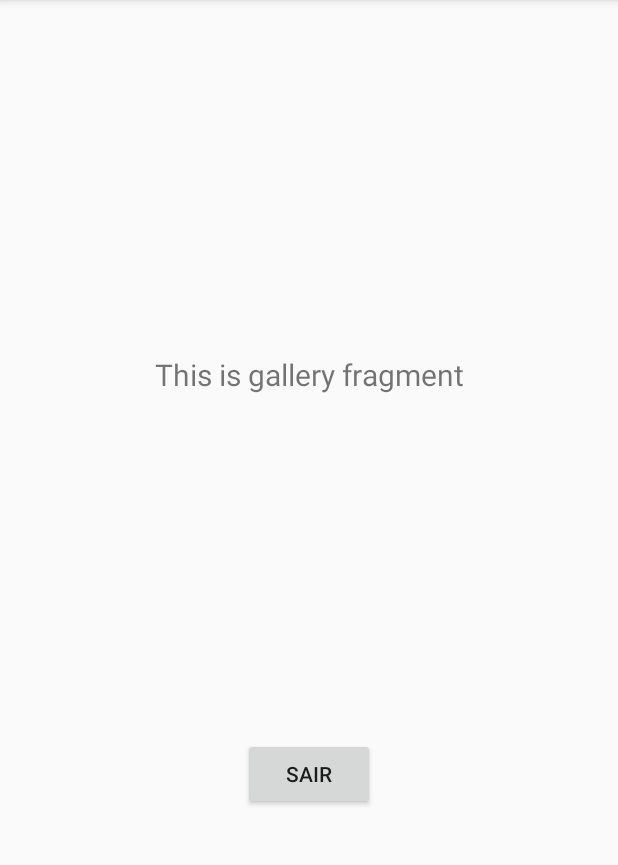
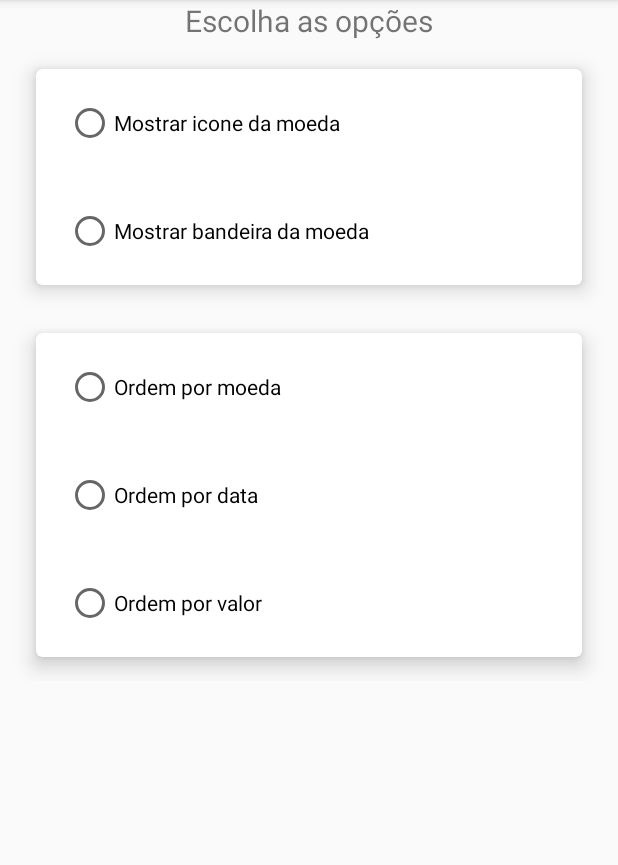
Before and after one commit to bycrr/AppCotacoesMoedasV1, an Android app: the fragment ConfigFragment shown on its own in the app's theme, on a phone screen of 412 x 824 dp, the part 84-949 px from its top. Run offline under Robolectric (Android 15) with nearby library versions, the phone set to English and light mode, and no system bars; 1 statement that could not run was skipped.

Commit message:
Apos mudar checkbox para switch e incluir configuracoes

```diff
--- a/app/src/main/java/br/com/bycrr/v1/appcotacoesmoedas/ui/coins/CoinsFragment.java
+++ b/app/src/main/java/br/com/bycrr/v1/appcotacoesmoedas/ui/coins/CoinsFragment.java
@@ -4,7 +4,7 @@ import android.os.Bundle;
 import android.view.LayoutInflater;
 import android.view.View;
 import android.view.ViewGroup;
-import android.widget.CheckBox;
+import android.widget.Switch;
 
 import androidx.annotation.NonNull;
 import androidx.fragment.app.Fragment;
@@ -36,7 +36,7 @@ public class CoinsFragment extends Fragment {
     if (urlCoins == null) urlCoins = Utility.URL_COINS;
     List<String> codeList = Utility.getCodeList(urlCoins);
     String code;
-    CheckBox chkBox;
+    Switch chkBox;
 
     for (String codeFull : codeList) {
       if (!codeFull.isEmpty()) {
--- a/app/src/main/java/br/com/bycrr/v1/appcotacoesmoedas/ui/config/ConfigFragment.java
+++ b/app/src/main/java/br/com/bycrr/v1/appcotacoesmoedas/ui/config/ConfigFragment.java
@@ -4,12 +4,9 @@ import android.os.Bundle;
 import android.view.LayoutInflater;
 import android.view.View;
 import android.view.ViewGroup;
-import android.widget.TextView;
 
 import androidx.annotation.NonNull;
-import androidx.annotation.Nullable;
 import androidx.fragment.app.Fragment;
-import androidx.lifecycle.Observer;
 import androidx.lifecycle.ViewModelProviders;
 
 import br.com.bycrr.v1.appcotacoesmoedas.R;
@@ -23,13 +20,13 @@ public class ConfigFragment extends Fragment {
     configViewModel =
       ViewModelProviders.of(this).get(ConfigViewModel.class);
     View root = inflater.inflate(R.layout.fragment_config, container, false);
-    final TextView textView = root.findViewById(R.id.text_home);
+    /*final TextView textView = root.findViewById(R.id.text_home);
     configViewModel.getText().observe(getViewLifecycleOwner(), new Observer<String>() {
       @Override
       public void onChanged(@Nullable String s) {
         textView.setText(s);
       }
-    });
+    });*/
     return root;
   }
 }
--- a/app/src/main/java/br/com/bycrr/v1/appcotacoesmoedas/view/MainActivity.java
+++ b/app/src/main/java/br/com/bycrr/v1/appcotacoesmoedas/view/MainActivity.java
@@ -4,7 +4,7 @@ import android.os.Bundle;
 import android.view.Menu;
 import android.view.MenuItem;
 import android.view.View;
-import android.widget.CheckBox;
+import android.widget.Switch;
 
 import androidx.appcompat.app.ActionBarDrawerToggle;
 import androidx.appcompat.app.AppCompatActivity;
@@ -115,7 +115,7 @@ public class MainActivity extends AppCompatActivity implements NavigationView.On
 
   public void onCheckboxClicked(View view) {
     // Is the view now checked?
-    boolean checked = ((CheckBox) view).isChecked();
+    boolean checked = ((Switch) view).isChecked();
     sharedPrefManager = new SharedPrefManager();
     urlCoins = sharedPrefManager.readUrlCoins(getApplicationContext());
     String code = null;
--- a/app/src/main/res/layout/fragment_config.xml
+++ b/app/src/main/res/layout/fragment_config.xml
@@ -1,32 +1,126 @@
 <?xml version="1.0" encoding="utf-8"?>
 <androidx.constraintlayout.widget.ConstraintLayout xmlns:android="http://schemas.android.com/apk/res/android"
   xmlns:app="http://schemas.android.com/apk/res-auto"
-  xmlns:tools="http://schemas.android.com/tools"
   android:layout_width="match_parent"
   android:layout_height="match_parent"
-  tools:context=".ui.coins.CoinsFragment">
+  app:layout_behavior="@string/appbar_scrolling_view_behavior">
 
   <TextView
-    android:id="@+id/text_home"
     android:layout_width="match_parent"
     android:layout_height="wrap_content"
+    android:layout_margin="20dp"
+    android:gravity="center_horizontal"
+    android:text="@string/txtOpcoesConfiguracao"
+    android:textSize="20sp" />
+
+  <ScrollView
+    android:id="@+id/scrollView2"
+    android:layout_width="0dp"
+    android:layout_height="0dp"
     android:layout_marginStart="8dp"
-    android:layout_marginTop="8dp"
+    android:layout_marginTop="30dp"
     android:layout_marginEnd="8dp"
-    android:textAlignment="center"
-    android:textSize="20sp"
-    app:layout_constraintBottom_toTopOf="@id/button_home"
-    app:layout_constraintEnd_toEndOf="parent"
-    app:layout_constraintStart_toStartOf="parent"
-    app:layout_constraintTop_toTopOf="parent" />
-
-  <Button
-    android:id="@+id/button_home"
-    android:layout_width="wrap_content"
-    android:layout_height="wrap_content"
-    android:text="@string/action_sair"
+    android:layout_marginBottom="8dp"
     app:layout_constraintBottom_toBottomOf="parent"
     app:layout_constraintEnd_toEndOf="parent"
+    app:layout_constraintHorizontal_bias="1.0"
     app:layout_constraintStart_toStartOf="parent"
-    app:layout_constraintTop_toBottomOf="@id/text_home" />
+    app:layout_constraintTop_toTopOf="parent"
+    app:layout_constraintVertical_bias="0.0">
+
+    <LinearLayout
+      android:layout_width="match_parent"
+      android:layout_height="wrap_content"
+      android:orientation="vertical">
+
+      <!--<CheckBox
+        android:id="@+id/checkbox_btc"
+        android:layout_width="match_parent"
+        android:layout_height="wrap_content"
+        android:layout_margin="20dp"
+        android:onClick="onCheckboxClicked"
+        android:text="Mostrar icone da moeda" />-->
+
+      <androidx.cardview.widget.CardView
+        android:layout_width="match_parent"
+        android:layout_height="wrap_content"
+        android:layout_margin="16dp"
+        app:cardCornerRadius="4dp"
+        app:cardElevation="8dp">
+
+        <androidx.appcompat.widget.LinearLayoutCompat
+          android:layout_width="match_parent"
+          android:layout_height="wrap_content"
+          android:layout_gravity="center"
+          android:orientation="vertical">
+
+          <RadioGroup
+            android:id="@+id/radioGrpImagem"
+            android:layout_width="match_parent"
+            android:layout_height="match_parent" >
+
+          <RadioButton
+            android:id="@+id/radioMostrarIconeMoeda"
+            android:layout_width="match_parent"
+            android:layout_height="wrap_content"
+            android:layout_margin="20dp"
+            android:text="Mostrar icone da moeda" />
+
+          <RadioButton
+            android:id="@+id/radioMostrarBandeiraMoeda"
+            android:layout_width="match_parent"
+            android:layout_height="wrap_content"
+            android:layout_margin="20dp"
+            android:text="Mostrar bandeira da moeda" />
+
+          </RadioGroup>
+
+        </androidx.appcompat.widget.LinearLayoutCompat>
+      </androidx.cardview.widget.CardView>
+
+      <androidx.cardview.widget.CardView
+        android:layout_width="match_parent"
+        android:layout_height="wrap_content"
+        android:layout_margin="16dp"
+        app:cardCornerRadius="4dp"
+        app:cardElevation="8dp">
+
+        <androidx.appcompat.widget.LinearLayoutCompat
+          android:layout_width="match_parent"
+          android:layout_height="wrap_content"
+          android:layout_gravity="center"
+          android:orientation="vertical">
+
+          <RadioGroup
+            android:id="@+id/radioGrpOrdem"
+            android:layout_width="match_parent"
+            android:layout_height="match_parent" >
+
+          <RadioButton
+            android:id="@+id/radioOrdemMoeda"
+            android:layout_width="match_parent"
+            android:layout_height="wrap_content"
+            android:layout_margin="20dp"
+            android:text="Ordem por moeda" />
+
+          <RadioButton
+            android:id="@+id/radioOrdemData"
+            android:layout_width="match_parent"
+            android:layout_height="wrap_content"
+            android:layout_margin="20dp"
+            android:text="Ordem por data" />
+
+          <RadioButton
+            android:id="@+id/radioOrdemValor"
+            android:layout_width="match_parent"
+            android:layout_height="wrap_content"
+            android:layout_margin="20dp"
+            android:text="Ordem por valor" />
+
+          </RadioGroup>
+        </androidx.appcompat.widget.LinearLayoutCompat>
+      </androidx.cardview.widget.CardView>
+
+    </LinearLayout>
+  </ScrollView>
 </androidx.constraintlayout.widget.ConstraintLayout>
--- a/app/src/main/res/values/strings.xml
+++ b/app/src/main/res/values/strings.xml
@@ -33,4 +33,6 @@
   <string name="txtMoedaLTC">LTC - Litecoin</string>
   <string name="txtMoedaETH">ETH - Ethereum</string>
   <string name="txtMoedaXRP">XRP - Ripple</string>
+    <string name="txtOpcoesConfiguracao">Escolha as opções</string>
+  <string name="txtMoedasParaCotacao">Escolha as moedas para cotação</string>
 </resources>
```
Also changed, not shown: app/src/main/res/layout/fragment_coins.xml (+34 -25 lines).
